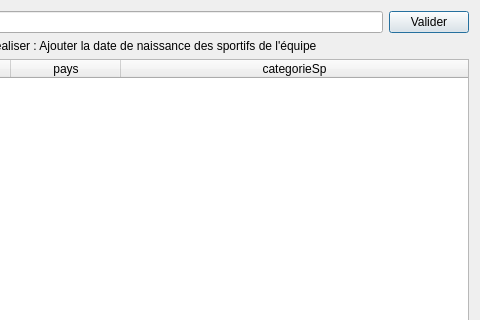
FDaCostaB/Jo-BD, file gui/fct_comp_1.ui: the form before one commit; both pictures show x 221 to 701 and y 0 to 320 of the 701 by 517 pixel window.
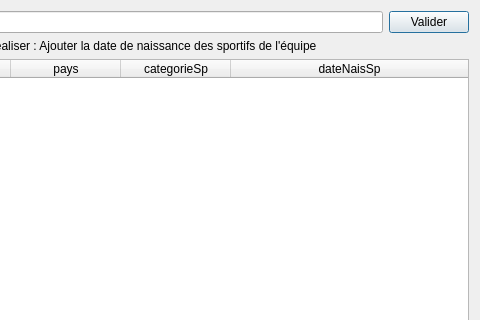
The form after the commit.

What changed in the file:
```diff
--- a/gui/fct_comp_1.ui
+++ b/gui/fct_comp_1.ui
@@ -86,6 +86,11 @@
        <string>categorieSp</string>
       </property>
      </column>
+     <column>
+      <property name="text">
+       <string>dateNaisSp</string>
+      </property>
+     </column>
     </widget>
    </item>
    <item row="3" column="0">
```
